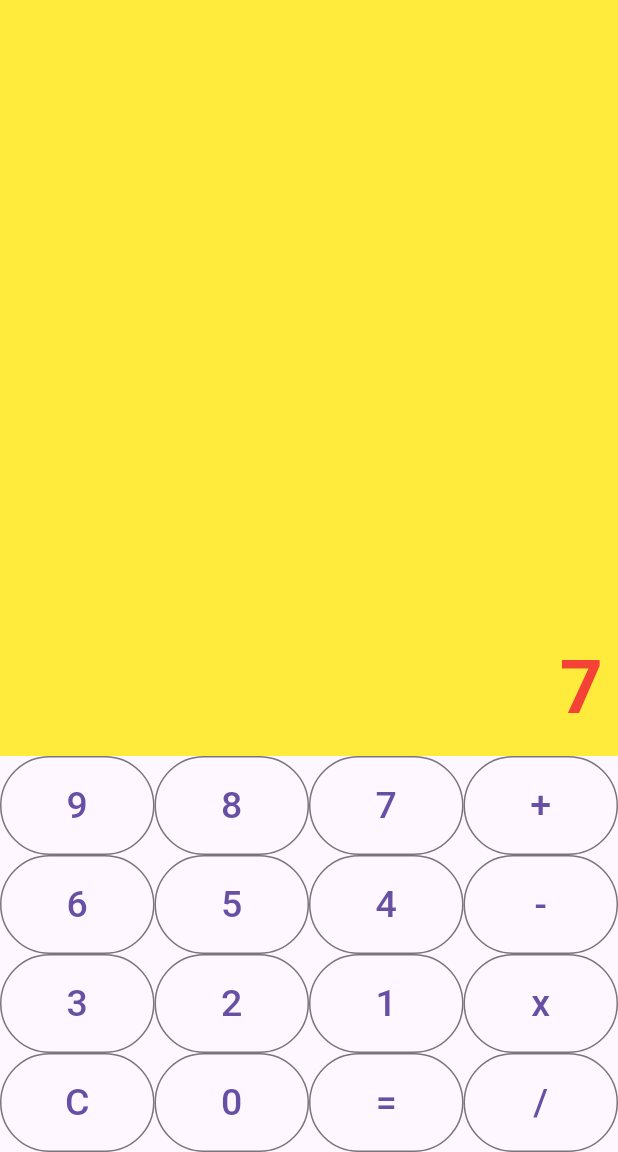
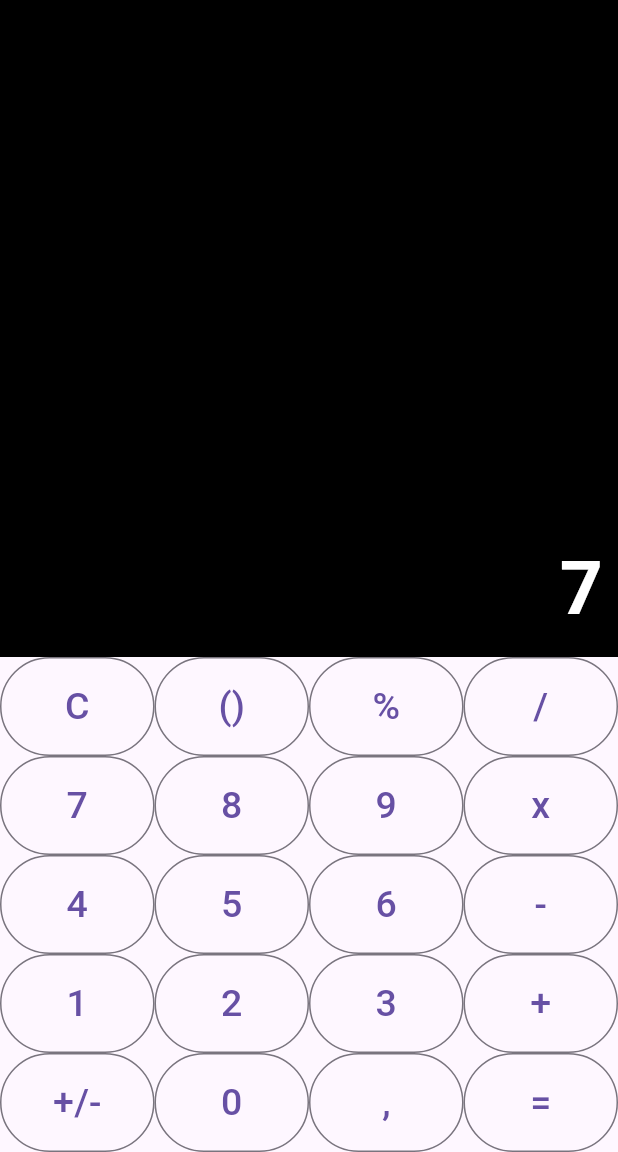
Before and after one commit to kelvinthebeast/android-calculator, a Flutter app: the screen it shows after launch, after a tap on an icon or button, on a phone screen of 412 x 824 dp, the part 84-1236 px from its top. Run offline on Flutter 3.47's test engine with Material 3 defaults, Android fonts, the phone set to English and light mode, and no system bars.

Commit message:
Update main.dart

```diff
--- a/lib/main.dart
+++ b/lib/main.dart
@@ -23,34 +23,56 @@ class HomePage extends StatefulWidget {
   State<HomePage> createState() => _HomePageState();
 }
 
-
 class _HomePageState extends State<HomePage> {
   int first = 0;
   int second = 0;
-  String opp ="";
+  String opp = "";
   String result = "";
-  String text= "";
+  String text = "";
+
   void buttonClicked(String btnText) {
     if (btnText == "C") {
-      opp ="";
-      result="";
+
+      opp = "";
+      result = "";
       text = "";
       first = 0;
       second = 0;
+    }
+    else if (btnText == "+" || btnText == "-" || btnText == "x" || btnText == "/") {
+
+      first = int.parse(text);
+      opp = btnText;
+      result = "";
+    }
+    else if (btnText == "=") {
+
+      second = int.parse(text);
+      if (opp == "+") {
+        result = (first + second).toString();
+      }
+      else if (opp == "-") {
+        result = (first - second).toString();
+      }
+      else if (opp == "x") {
+        result = (first * second).toString();
+      }
+      else if (opp == "/") {
+        result = (first ~/ second).toString();
+      }
     } else {
+
       result = int.parse(text + btnText).toString();
-
     }
     setState(() {
       text = result;
     });
+  }
 
-  }
   Widget customOutlineButton(String value) {
     return Expanded(
       child: OutlinedButton(
         onPressed: () => buttonClicked(value),
-
         style: OutlinedButton.styleFrom(padding: const EdgeInsets.all(15)),
         child: Text(
           value,
@@ -60,8 +82,6 @@ class _HomePageState extends State<HomePage> {
     );
   }
 
-// them project
-
   @override
   Widget build(BuildContext context) {
     return Scaffold(
@@ -70,7 +90,7 @@ class _HomePageState extends State<HomePage> {
         children: [
           Expanded(
             child: Container(
-              color: Colors.yellow,
+              color: Colors.black,
               alignment: Alignment.bottomRight,
               padding: const EdgeInsets.all(10),
               child: Text(
@@ -78,47 +98,51 @@ class _HomePageState extends State<HomePage> {
                 style: TextStyle(
                   fontSize: 50,
                   fontWeight: FontWeight.w700,
-                  color: Colors.red,
+                  color: Colors.white,
                 ),
               ),
             ),
           ),
           Row(
             children: [
+              customOutlineButton("C"),
+              customOutlineButton("()"),
+              customOutlineButton("%"),
+              customOutlineButton("/")
+            ],
+          ),
+          Row(
+            children: [
+              customOutlineButton("7"),
+              customOutlineButton("8"),
               customOutlineButton("9"),
-              customOutlineButton("8"),
-              customOutlineButton("7"),
+              customOutlineButton("x")
+            ],
+          ),
+          Row(
+            children: [
+              customOutlineButton("4"),
+              customOutlineButton("5"),
+              customOutlineButton("6"),
+              customOutlineButton("-")
+            ],
+          ),
+          Row(
+            children: [
+              customOutlineButton("1"),
+              customOutlineButton("2"),
+              customOutlineButton("3"),
               customOutlineButton("+")
             ],
           ),
           Row(
             children: [
-              customOutlineButton("6"),
-              customOutlineButton("5"),
-              customOutlineButton("4"),
-              customOutlineButton("-")
-
-            ],
-          ),
-          Row(
-            children: [
-              customOutlineButton("3"),
-              customOutlineButton("2"),
-              customOutlineButton("1"),
-              customOutlineButton("x"),
-
-            ],
-          ),
-          Row(
-            children: [
-              customOutlineButton("C"),
+              customOutlineButton("+/-"),
               customOutlineButton("0"),
+              customOutlineButton(","),
               customOutlineButton("="),
-              customOutlineButton("/"),
             ],
           )
-
-
         ],
       ),
     );
```
